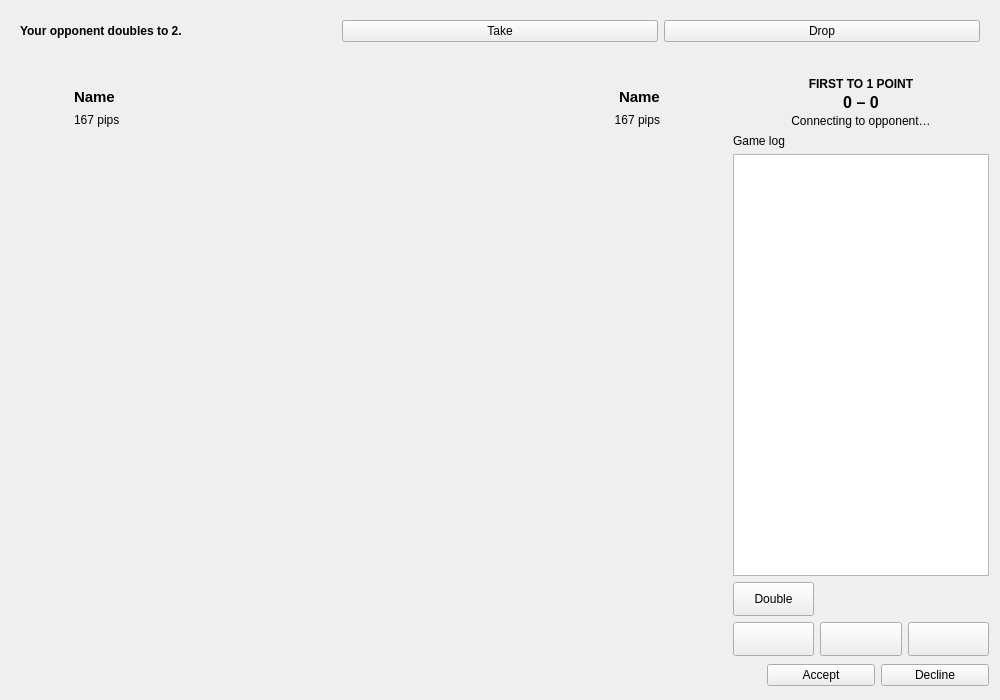
The window that gui/BackgammonGameWindow.ui (defnax/backgammon) describes before a commit, drawn with Qt 5.
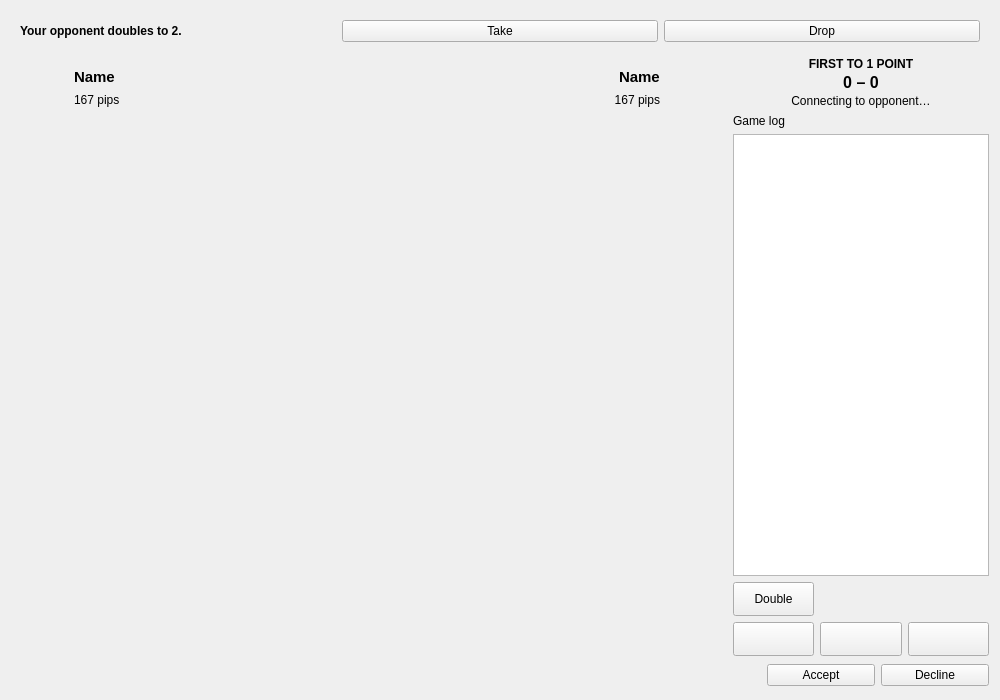
The same window after the commit. Icons and pictures are not drawn. Custom widgets are drawn as their Qt base class.

Commit message:
Result popup, optional window background
- When a match ends, a small popup over the game window
- Every board theme has a background colour
  Optional and off by default: "Game window background in the board's
  colours" on the Board settings page fills the whole game window with
  it, makes the header and side panel transparent and switches their
  text to a readable colour (window property "windowTheme" in the qss).
  The theme preview shows the board on its background.

What changed in the file:
```diff
--- a/gui/BackgammonGameWindow.ui
+++ b/gui/BackgammonGameWindow.ui
@@ -12,7 +12,7 @@
   <property name="windowTitle">
    <string>Backgammon</string>
   </property>
-  <layout class="QVBoxLayout" name="mainLayout" stretch="0,0,1">
+  <layout class="QVBoxLayout" name="mainLayout" stretch="0,1">
    <item>
     <widget class="QFrame" name="cubeOfferFrame">
      <layout class="QHBoxLayout" name="cubeOfferLayout">
@@ -54,19 +54,6 @@
      </layout>
     </widget>
    </item>
-   <item>
-    <widget class="QLabel" name="resultLabel">
-     <property name="textFormat">
-      <enum>Qt::TextFormat::PlainText</enum>
-     </property>
-     <property name="alignment">
-      <set>Qt::AlignmentFlag::AlignCenter</set>
-     </property>
-     <property name="wordWrap">
-      <bool>true</bool>
-     </property>
-    </widget>
-   </item>
    <item>
     <layout class="QHBoxLayout" name="playLayout" stretch="1,0">
      <property name="spacing">
```
The commit also changes 15 other files.
